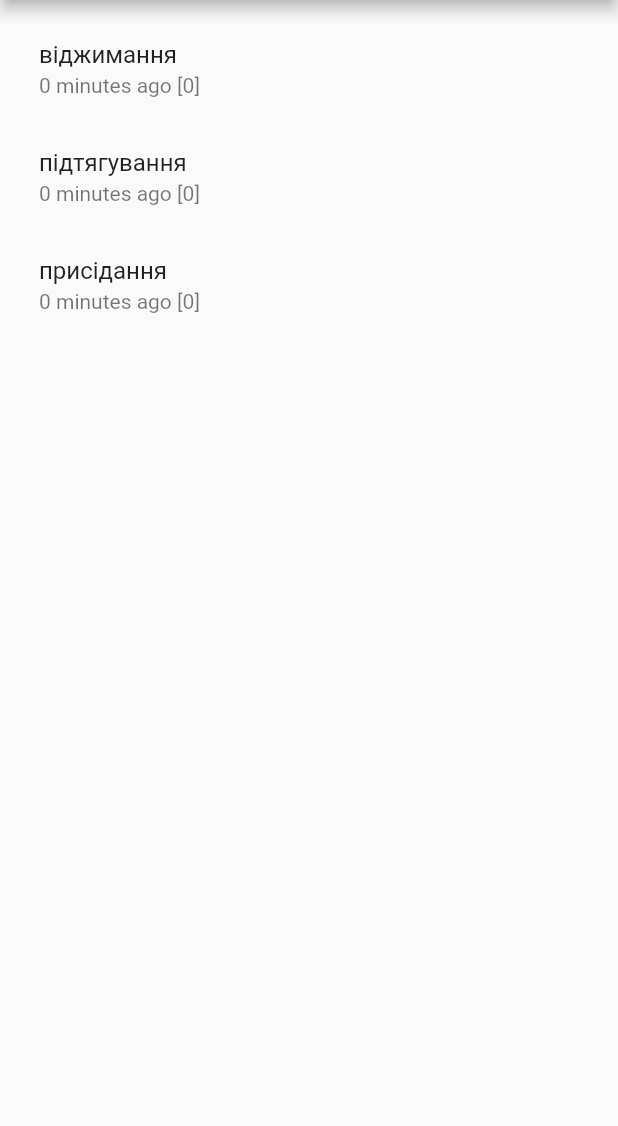
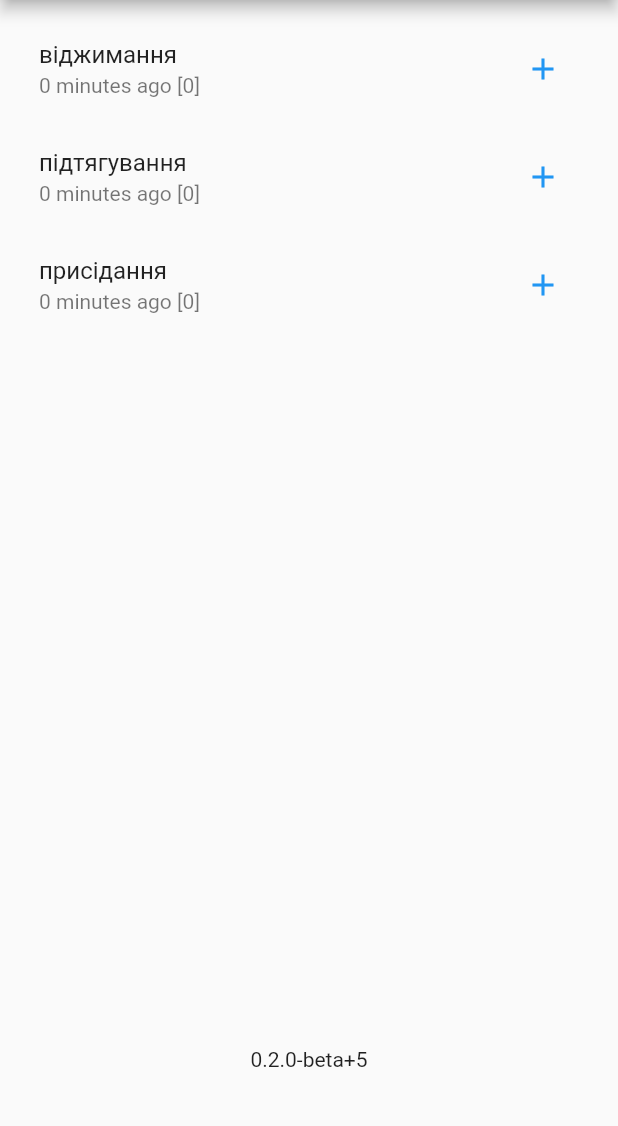
Before and after one commit to oleksabor/work-tracker, a Flutter app: the screen it shows after launch, on a phone screen of 412 x 824 dp, the part 84-1210 px from its top. Run offline on Flutter 3.47's test engine with Material 2 defaults, Android fonts, the phone set to English and light mode, and no system bars; our stand-ins replace hive, package_info_plus; accounts and stored records are empty.

Commit message:
version text and add workitem button

```diff
--- a/lib/views/main_items_page.dart
+++ b/lib/views/main_items_page.dart
@@ -8,6 +8,7 @@ import 'package:work_tracker/views/work_item_page.dart';
 import 'package:work_tracker/classes/date_extension.dart';
 import 'package:intl/date_symbol_data_local.dart';
 import 'package:work_tracker/views/work_items_view.dart';
+import 'package:package_info_plus/package_info_plus.dart';
 
 import 'lifecycle_watcher_state.dart';
 
@@ -27,7 +28,7 @@ class _MainItemsPageState extends LifecycleWatcherState<MainItemsPage> {
   final WorkViewModel _model = WorkViewModel();
   Timer? timer;
 
-  void workItemEdit(BuildContext context, WorkKindToday kToday) async {
+  void workItemAdd(BuildContext context, WorkKindToday kToday) async {
     var wi = WorkItem.k(kToday.kind.title);
     var todayWork = kToday.todayWork;
     if (todayWork != null && todayWork.isNotEmpty) {
@@ -86,6 +87,14 @@ class _MainItemsPageState extends LifecycleWatcherState<MainItemsPage> {
     return _model.loadWork(when);
   }
 
+  Future<String> getAppVersion() async {
+    PackageInfo packageInfo = await PackageInfo.fromPlatform();
+    String version = packageInfo.version;
+    String buildNumber = packageInfo.buildNumber;
+
+    return version + "+" + buildNumber;
+  }
+
   @override
   Widget build(BuildContext context) {
     return Scaffold(
@@ -94,7 +103,12 @@ class _MainItemsPageState extends LifecycleWatcherState<MainItemsPage> {
           // the App.build method, and use it to set our appbar title.
           title: Text(widget.title),
         ),
-      body: FutureBuilder<List>(
+        body: Column(
+            mainAxisAlignment: MainAxisAlignment.spaceAround,
+            children: <Widget>[
+              Expanded(
+                  flex: 10,
+                  child: FutureBuilder<List>(
                     future: loadWorkFor(DateTime.now()),
                     initialData: [],
                     builder: (context, snapshot) {
@@ -104,22 +118,37 @@ class _MainItemsPageState extends LifecycleWatcherState<MainItemsPage> {
                               itemCount: snapshot.data!.length,
                               itemBuilder: (ctx, i) {
                                 return GestureDetector(
-                        onLongPress: () => workItemEdit(ctx, snapshot.data![i]),
-                        onTap: () => workItemsView(ctx, snapshot.data![i]),
-                        child: _buildRow(snapshot.data![i]));
+                                    onLongPress: () =>
+                                        workItemAdd(ctx, snapshot.data![i]),
+                                    onTap: () =>
+                                        workItemsView(ctx, snapshot.data![i]),
+                                    child: _buildRow(ctx, snapshot.data![i]));
                               },
                             )
                           : Center(
                               child: CircularProgressIndicator(),
                             );
                     },
-      ),
+                  )),
+              Expanded(flex: 1, child: getVersionText())
+            ])
         // floatingActionButton: FloatingActionButton(
         //   onPressed: _incrementCounter,
         //   tooltip: 'add',
         //   child: Icon(Icons.add),
         // ), // This trailing comma makes auto-formatting nicer for build methods.
         );
+  }
+
+  FutureBuilder<String> getVersionText() {
+    return FutureBuilder<String>(
+        future: getAppVersion(),
+        initialData: "version",
+        builder: (context, snapshot) {
+          return snapshot.hasData
+              ? Text(snapshot.data!)
+              : const Center(child: CircularProgressIndicator());
+        });
   }
 
   String dateAsString(DateTime? value) {
@@ -129,7 +158,7 @@ class _MainItemsPageState extends LifecycleWatcherState<MainItemsPage> {
     return value.smartString();
   }
 
-  Widget _buildRow(WorkKindToday i) {
+  Widget _buildRow(BuildContext ctx, WorkKindToday i) {
     var tw = i.todayWork;
     var last = tw != null && tw.isNotEmpty ? tw.last : null;
 
@@ -140,7 +169,13 @@ class _MainItemsPageState extends LifecycleWatcherState<MainItemsPage> {
     return ListTile(
         title: Text(i.kind.title),
         subtitle: Text(subtitle),
-    );
+        trailing: IconButton(
+          onPressed: () {
+            workItemAdd(ctx, i);
+          },
+          color: Theme.of(context).primaryColor,
+          icon: const Icon(Icons.add),
+        ));
   }
 
   @override
--- a/pubspec.yaml
+++ b/pubspec.yaml
@@ -29,7 +29,7 @@ dependencies:
   hive_flutter: ^1.1.0
   intl: ^0.17.0
   path_provider: ^2.0.5
-
+  package_info_plus: ^1.0.6
 
   # The following adds the Cupertino Icons font to your application.
   # Use with the CupertinoIcons class for iOS style icons.
```
Also changed, not shown: pubspec.lock. Lines whose indentation alone changed are shown as unchanged.
